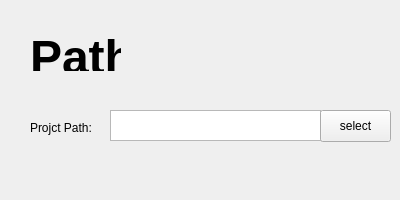
Old version of the form newprojectpathwidget.ui in the repository zhehuaz/ITE.
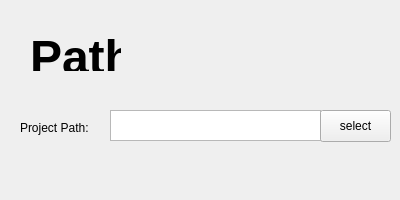
New version of the form.

Commit message: Fix spelling error

Diff of the .ui file:
```diff
--- a/newprojectpathwidget.ui
+++ b/newprojectpathwidget.ui
@@ -39,14 +39,14 @@
   <widget class="QLabel" name="label">
    <property name="geometry">
     <rect>
-     <x>30</x>
+     <x>20</x>
      <y>120</y>
      <width>81</width>
      <height>16</height>
     </rect>
    </property>
    <property name="text">
-    <string>Projct Path:</string>
+    <string>Project Path:</string>
    </property>
   </widget>
   <widget class="QLabel" name="label_2">
```
